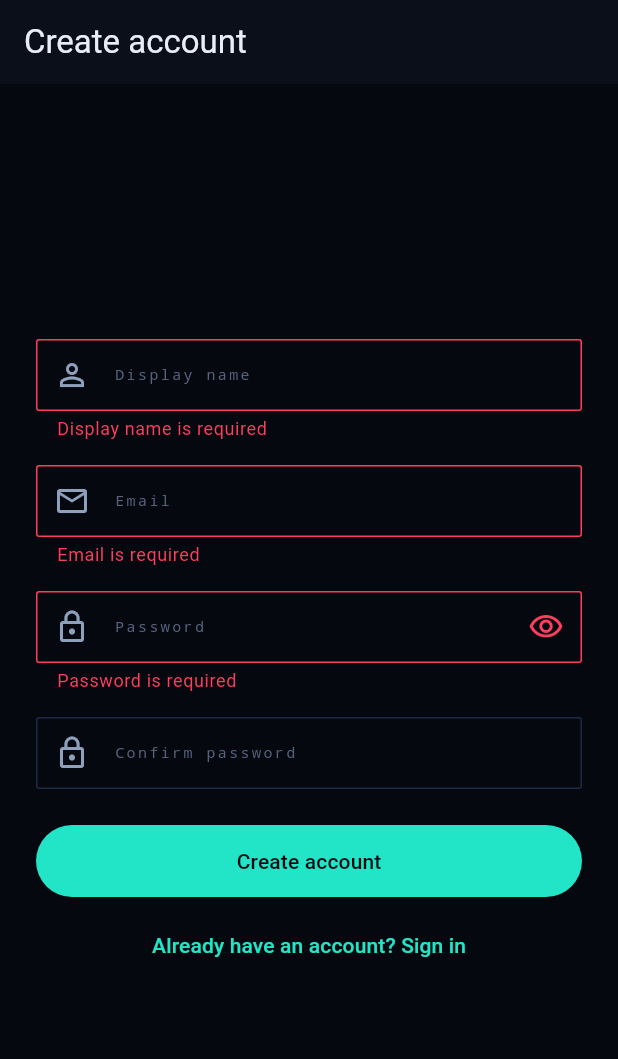
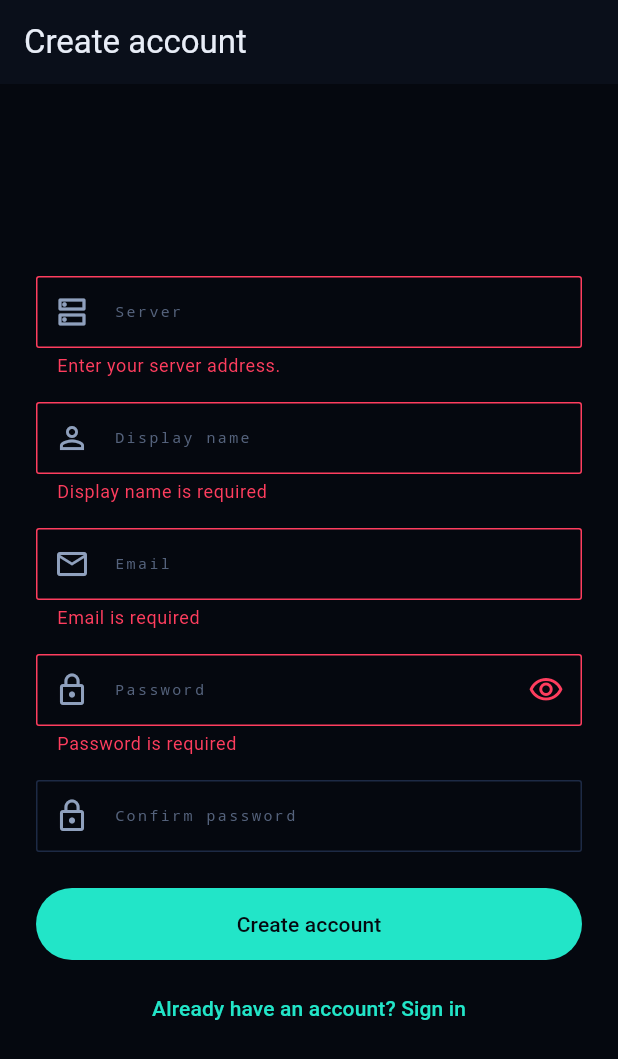
Before and after one commit to jitheshsisodiya/Ed-s, a Flutter app: the RegisterScreen screen opened by its route, after a tap on "Create account", on a phone screen of 412 x 824 dp. Shown: the top 1059 px of the screen. Run offline on Flutter 3.47's test engine with Material 3 defaults, Android fonts, the phone set to English and light mode, and no system bars; our stand-ins replace flutter_secure_storage, go_router, package_info_plus, qr_flutter, shared_preferences; missing offline and left inert: cryptography, mobile_scanner, wireguard_flutter; accounts and stored records are empty.

Commit message:
Let Create account choose its server, and say what 127.0.0.1 means
Two things wrong with the same screenshot.

Create account had no Server field. It is a first-run entry point in its own
right — somebody with no account arrives there, not at sign-in — so it
silently used whatever address was stored, which on a fresh install is
nothing. Adding the field to sign-in last time only covered half the door.

And the failure it produced said "Check your connection and server URL in
Settings", which is wrong twice over. Settings cannot be opened while signed
out; the router sends every route back to sign-in until an account exists. So
the one instruction the message gave was a loop.

The message now names the mistake instead of describing the symptom. On a
phone 127.0.0.1 is the phone, not the machine running NexusVPN, and that is
the commonest wrong answer and the least obvious — so it is called out by
name, with an example of what a right answer looks like. Any other host gets
its own name back plus the thing actually worth checking, which is whether
the phone is on the same network as the server.

Co-Authored-By: Claude Opus 5 <noreply@anthropic.com>
Claude-Session: https://claude.ai/code/session_01Ez6NmVuYS8qW3UKiVTqmNp

```diff
--- a/mobile/lib/core/api_client.dart
+++ b/mobile/lib/core/api_client.dart
@@ -102,7 +102,7 @@ class ApiClient {
     } on TimeoutException {
       throw ApiException.timeout();
     } catch (e) {
-      throw ApiException.network(e);
+      throw ApiException.network(e, host: uri.host);
     }
 
     if (resp.statusCode == 401 && auth && retryOn401) {
@@ -115,7 +115,7 @@ class ApiClient {
         } on TimeoutException {
           throw ApiException.timeout();
         } catch (e) {
-          throw ApiException.network(e);
+          throw ApiException.network(e, host: uri.host);
         }
       } else {
         onSessionExpired?.call();
--- a/mobile/lib/screens/register_screen.dart
+++ b/mobile/lib/screens/register_screen.dart
@@ -3,6 +3,7 @@ import 'package:go_router/go_router.dart';
 import 'package:provider/provider.dart';
 
 import '../core/auth_provider.dart';
+import '../core/server_url.dart';
 import '../widgets/primary_button.dart';
 
 class RegisterScreen extends StatefulWidget {
@@ -18,9 +19,22 @@ class _RegisterScreenState extends State<RegisterScreen> {
   final _emailController = TextEditingController();
   final _passwordController = TextEditingController();
   final _confirmController = TextEditingController();
+  final _serverController = TextEditingController();
   bool _obscure = true;
   bool _submitting = false;
   String? _error;
+
+  @override
+  void initState() {
+    super.initState();
+    // This screen is a first-run entry point in its own right — somebody with
+    // no account arrives here, not at sign-in — so it has to be able to say
+    // which server the account is being created on. Without the field it
+    // silently used whatever was stored, which on a fresh install is nothing.
+    context.read<AuthProvider>().api.baseUrl.then((url) {
+      if (mounted) _serverController.text = url;
+    });
+  }
 
   @override
   void dispose() {
@@ -28,6 +42,7 @@ class _RegisterScreenState extends State<RegisterScreen> {
     _emailController.dispose();
     _passwordController.dispose();
     _confirmController.dispose();
+    _serverController.dispose();
     super.dispose();
   }
 
@@ -38,6 +53,8 @@ class _RegisterScreenState extends State<RegisterScreen> {
       _error = null;
     });
     final auth = context.read<AuthProvider>();
+    await auth.api.setBaseUrl(_serverController.text);
+    if (!mounted) return;
     final user = await auth.register(
       email: _emailController.text.trim(),
       password: _passwordController.text,
@@ -92,6 +109,29 @@ class _RegisterScreenState extends State<RegisterScreen> {
                       ),
                       const SizedBox(height: 16),
                     ],
+                    TextFormField(
+                      controller: _serverController,
+                      keyboardType: TextInputType.url,
+                      autocorrect: false,
+                      decoration: const InputDecoration(
+                        labelText: 'Server',
+                        hintText: 'http://192.168.1.20:8080',
+                        helperText: 'The machine running NexusVPN',
+                        prefixIcon: Icon(Icons.dns_outlined),
+                        border: OutlineInputBorder(),
+                      ),
+                      validator: (v) {
+                        try {
+                          validateServerUrl(v ?? '');
+                          return null;
+                        } on InsecureServerUrl catch (e) {
+                          return e.message;
+                        } on FormatException catch (e) {
+                          return e.message;
+                        }
+                      },
+                    ),
+                    const SizedBox(height: 16),
                     TextFormField(
                       controller: _nameController,
                       decoration: const InputDecoration(
```
Also changed, not shown: mobile/lib/core/app_exception.dart (+19 -3 lines), 2 other files.
